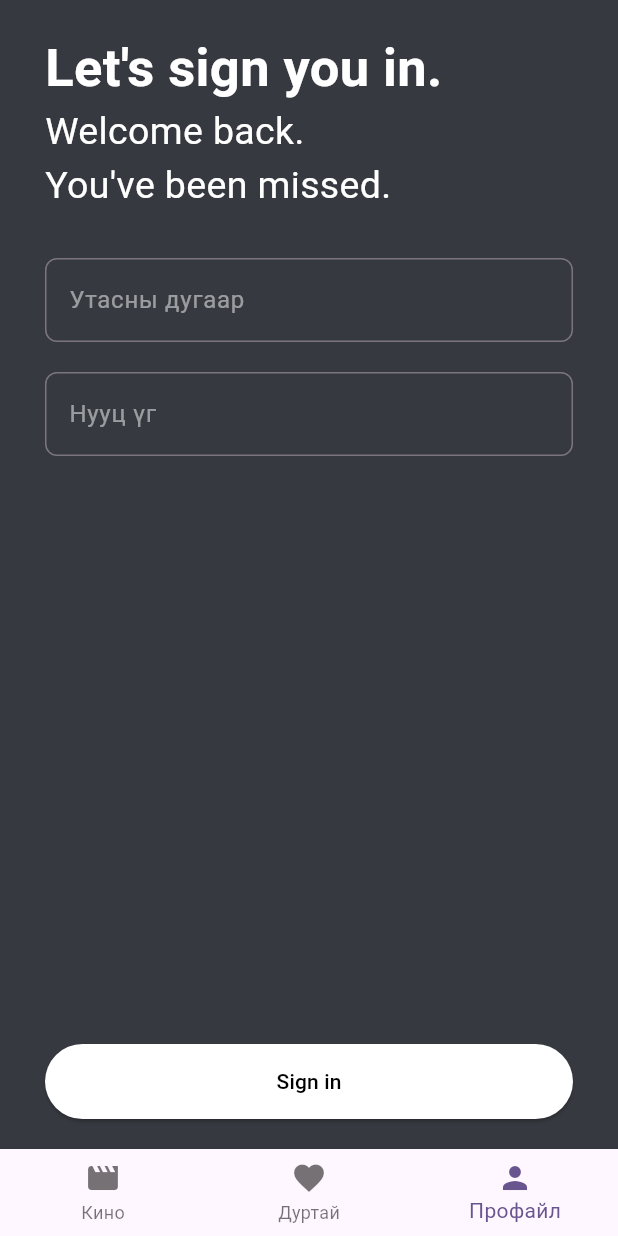
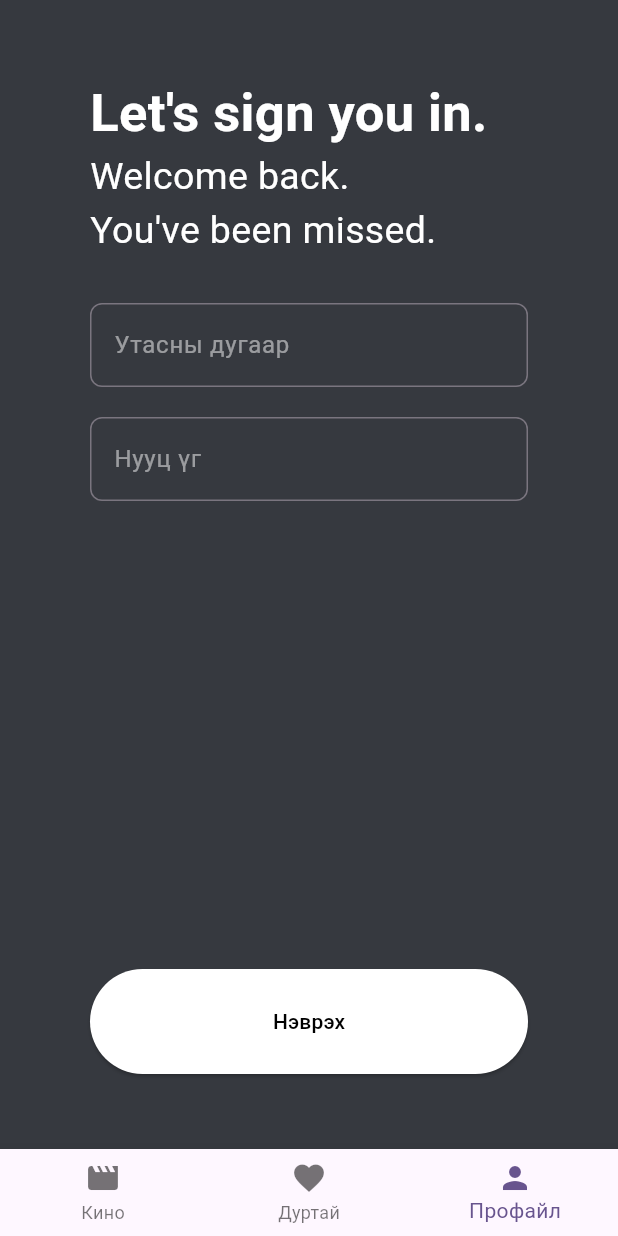
Before and after one commit to sezenteen/MovieApp, a Flutter app: the screen it shows after launch, on a phone screen of 412 x 824 dp. Run offline on Flutter 3.47's test engine with Material 3 defaults, Android fonts, the phone set to English and light mode, and no system bars.

Commit message:
"shalguulsan"

```diff
--- a/lib/screens/login.dart
+++ b/lib/screens/login.dart
@@ -23,7 +23,7 @@ class _LoginPageState extends State<LoginPage> {
   @override
   Widget build(BuildContext context) {
     return Padding(
-      padding: EdgeInsets.symmetric(horizontal: 30, vertical: 20),
+      padding: EdgeInsets.symmetric(horizontal: 60, vertical: 50),
       child: Form(
         key: _formKey,
         child: Column(
@@ -105,14 +105,15 @@ class _LoginPageState extends State<LoginPage> {
             ),
             SizedBox(
               width: double.infinity,
-              height: 50,
+              height: 70,
               child: ElevatedButton(
                 style: ButtonStyle(
                   backgroundColor: MaterialStateProperty.all(Colors.white),
                   foregroundColor: MaterialStateProperty.all(Colors.black),
+                  // backgroundColor: Colors.white,
                 ),
                 onPressed: _onSubmit,
-                child: Text("Sign in"),
+                child: Text("Нэврэх"),
               ),
             ),
           ],
```
